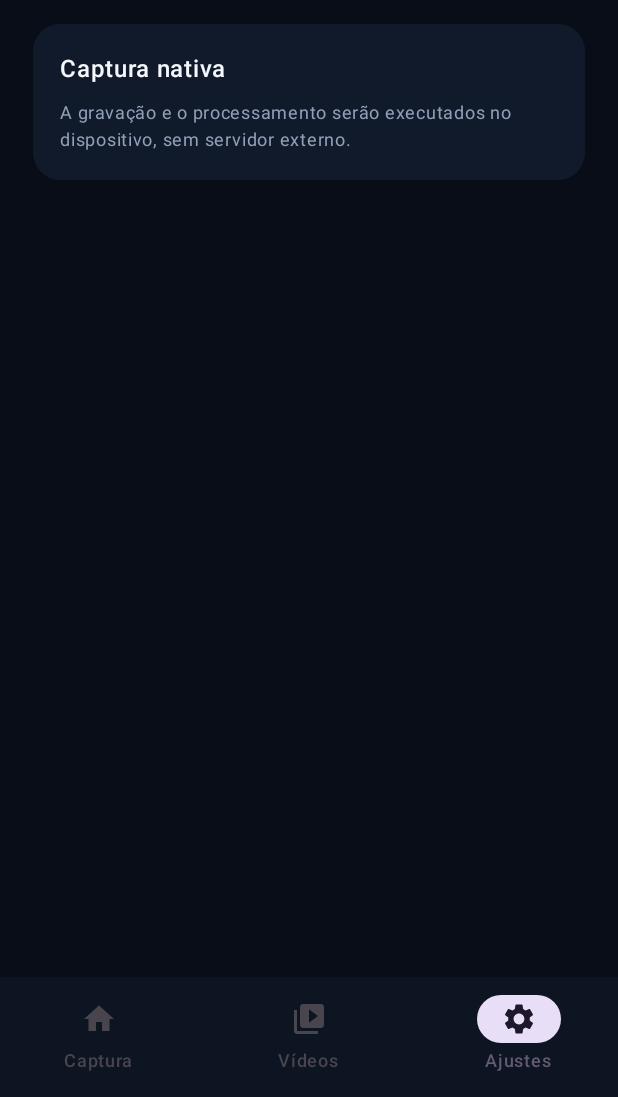
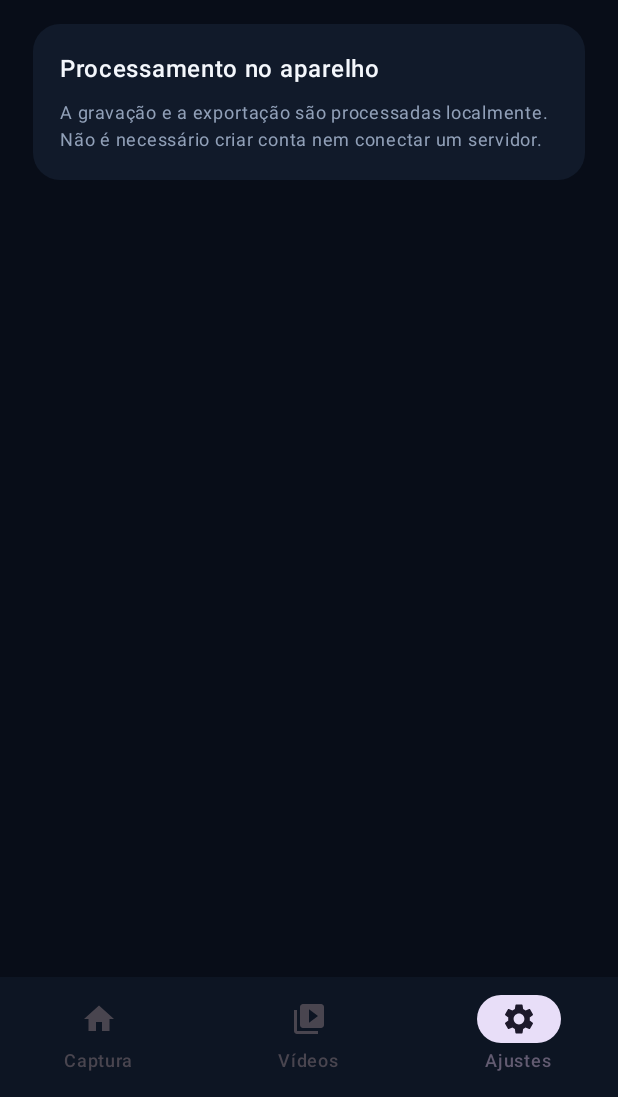
Before and after one commit to joseemanoelgonzagabandeira16-boop/SMART-RECORDER, an Android app built with Jetpack Compose: the screen it shows after launch (MainActivity), item 3 of the bottom bar chosen, on a phone screen of 412 x 824 dp, the part 139-1236 px from its top. Run offline under Robolectric (Android 15) with nearby library versions, the phone set to English and light mode, and no system bars.

Commit message:
Polish SMART RECORDER capture and output interface

```diff
--- a/app/src/main/java/com/smartteck/smartrecorder/MainActivity.kt
+++ b/app/src/main/java/com/smartteck/smartrecorder/MainActivity.kt
@@ -182,15 +182,15 @@ private fun CaptureScreen() {
                     verticalAlignment = Alignment.CenterVertically) {
                     Box(Modifier.size(7.dp).clip(CircleShape).background(Accent))
                     Spacer(Modifier.width(6.dp))
-                    Text("PROTÓTIPO", color = Accent, fontSize = 9.sp, fontWeight = FontWeight.Bold)
+                    Text("CAPTURA LOCAL", color = Accent, fontSize = 9.sp, fontWeight = FontWeight.Bold)
                 }
             }
         }
         item {
             Column {
-                Text("Sua transmissão, do seu jeito.", color = TextMain, fontSize = 25.sp, fontWeight = FontWeight.Bold, lineHeight = 31.sp)
+                Text("Transforme sua live em conteúdo vertical.", color = TextMain, fontSize = 25.sp, fontWeight = FontWeight.Bold, lineHeight = 31.sp)
                 Spacer(Modifier.height(5.dp))
-                Text("Configure a área da webcam e prepare o enquadramento vertical.", color = TextMuted, fontSize = 13.sp, lineHeight = 19.sp)
+                Text("Defina a posição da webcam uma vez. O SMART RECORDER prepara os recortes automaticamente ao finalizar a gravação.", color = TextMuted, fontSize = 13.sp, lineHeight = 19.sp)
             }
         }
         item {
@@ -256,7 +256,7 @@ private fun CaptureScreen() {
                 Row(verticalAlignment = Alignment.CenterVertically) {
                     Column(Modifier.weight(1f)) {
                         Text("ÁREA DE ENQUADRAMENTO", color = TextMain, fontSize = 16.sp, fontWeight = FontWeight.Bold)
-                        Text("Posicione o recorte sobre a webcam na referência 16:9", color = TextMuted, fontSize = 12.sp)
+                        Text("Arraste o quadro até cobrir a webcam na referência 16:9", color = TextMuted, fontSize = 12.sp)
                     }
                     Icon(Icons.Default.Tune, contentDescription = null, tint = Accent)
                 }
@@ -292,11 +292,12 @@ private fun CaptureScreen() {
         item {
             Column(verticalArrangement = Arrangement.spacedBy(10.dp)) {
                 Text("FORMATO DE SAÍDA", color = TextMain, fontSize = 16.sp, fontWeight = FontWeight.Bold)
-                Row(horizontalArrangement = Arrangement.spacedBy(10.dp)) {
-                    OutputTile("9:16", "Vídeo vertical", Modifier.weight(1f))
-                    OutputTile("1:1", "Área da webcam", Modifier.weight(1f))
+                Row(horizontalArrangement = Arrangement.spacedBy(8.dp)) {
+                    OutputTile("9:16", "Vertical", Modifier.weight(1f))
+                    OutputTile("1:1", "Webcam", Modifier.weight(1f))
+                    OutputTile("9:16+", "Combinado", Modifier.weight(1f))
                 }
-                Text("Ao parar a captura, o app gera automaticamente o vídeo vertical 9:16, a webcam quadrada 1:1 e um terceiro MP4 com a webcam sobreposta na posição e no tamanho selecionados.",
+                Text("Ao finalizar, o app tenta exportar três arquivos MP4: vídeo vertical, webcam quadrada e vídeo vertical com a webcam sobreposta. Os arquivos ficam salvos neste aparelho.",
                     color = TextMuted, fontSize = 11.sp, lineHeight = 16.sp)
             }
         }
@@ -317,7 +318,7 @@ private fun PreviewSelector(webcamX: Float, webcamY: Float, webcamSize: Float, o
         Box(Modifier.align(Alignment.Center), contentAlignment = Alignment.Center) {
             Column(horizontalAlignment = Alignment.CenterHorizontally) {
                 Icon(Icons.Default.PlayArrow, contentDescription = null, tint = Color(0xFF52637D), modifier = Modifier.size(36.dp))
-                Text("REFERÊNCIA VISUAL 16:9", color = Color(0xFF687B97), fontSize = 9.sp, letterSpacing = 1.sp)
+                Text("ÁREA DE REFERÊNCIA 16:9", color = Color(0xFF687B97), fontSize = 9.sp, letterSpacing = 1.sp)
             }
         }
         Box(
@@ -343,7 +344,7 @@ private fun PreviewSelector(webcamX: Float, webcamY: Float, webcamSize: Float, o
             }
             Box(Modifier.align(Alignment.TopStart).padding(5.dp).size(5.dp).clip(CircleShape).background(Accent))
         }
-        Text("MOVER", color = Accent, fontSize = 8.sp, fontWeight = FontWeight.Bold,
+        Text("ARRASTE PARA MOVER", color = Accent, fontSize = 8.sp, fontWeight = FontWeight.Bold,
             modifier = Modifier.align(Alignment.BottomEnd).padding(10.dp)
                 .clip(RoundedCornerShape(6.dp)).background(Color(0xCC08111D)).padding(horizontal = 7.dp, vertical = 4.dp))
     }
@@ -452,8 +453,8 @@ private fun SettingsScreen() {
         Text("Preferências do SMART RECORDER", color = TextMuted, fontSize = 13.sp)
         Card(colors = CardDefaults.cardColors(containerColor = Panel), shape = RoundedCornerShape(18.dp)) {
             Column(Modifier.padding(18.dp), verticalArrangement = Arrangement.spacedBy(8.dp)) {
-                Text("Captura nativa", color = TextMain, fontWeight = FontWeight.SemiBold)
-                Text("A gravação e o processamento serão executados no dispositivo, sem servidor externo.",
+                Text("Processamento no aparelho", color = TextMain, fontWeight = FontWeight.SemiBold)
+                Text("A gravação e a exportação são processadas localmente. Não é necessário criar conta nem conectar um servidor.",
                     color = TextMuted, fontSize = 12.sp, lineHeight = 18.sp)
             }
         }
```
